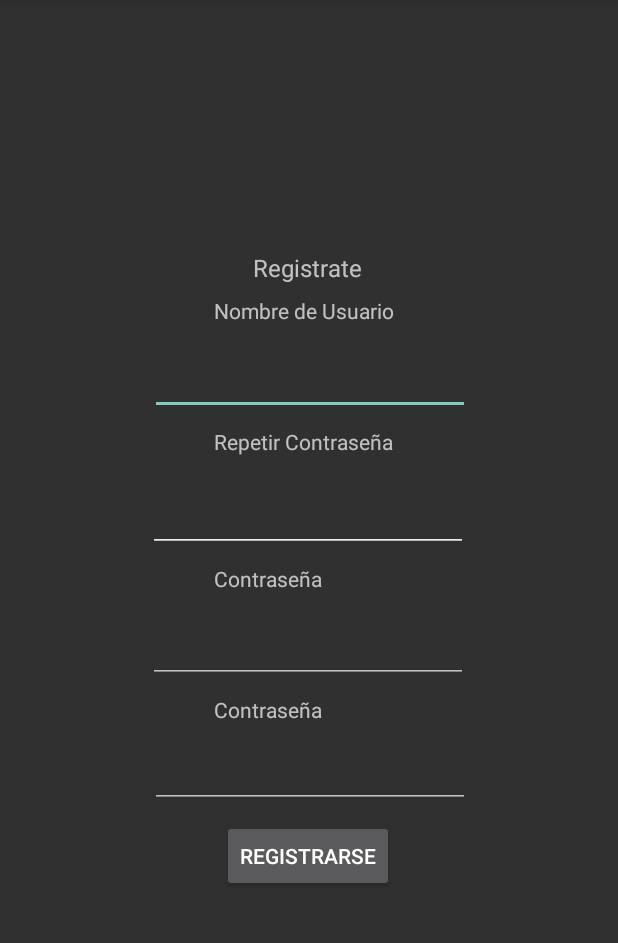
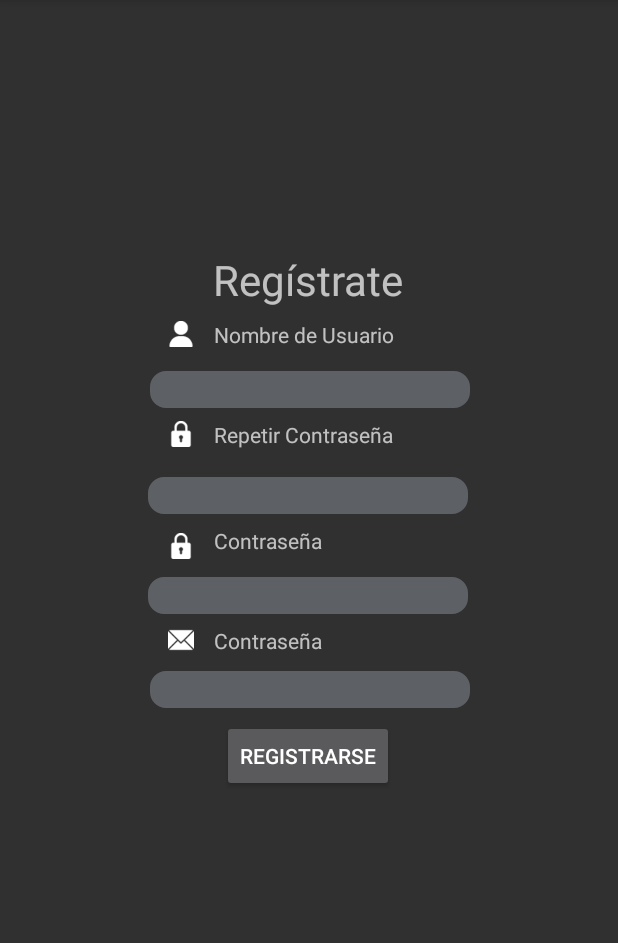
Before and after one commit to Salasian/MovilesCinema, an Android app: the RegistrarseActivity screen opened directly, with no data from a screen before it, on a phone screen of 412 x 824 dp, the part 84-1027 px from its top. Run offline under Robolectric (Android 15) with nearby library versions, the phone set to English and light mode, and no system bars; Roboto replaces fonts that are not available here.

Commit message:
Estilos edit text, fixed some icons

```diff
--- a/cinema/app/src/main/java/salas/ian/cinema/ui/InicioSesionActivity.kt
+++ b/cinema/app/src/main/java/salas/ian/cinema/ui/InicioSesionActivity.kt
@@ -19,6 +19,7 @@
     override fun onCreate(savedInstanceState: Bundle?) {
         super.onCreate(savedInstanceState)
         setContentView(R.layout.activity_inicio_sesion)
+        installSplashScreen()
 
         val btn_ingresar = findViewById<Button>(R.id.btn_ingresar)
         val btn_registrarse = findViewById<Button>(R.id.btn_registrarse)
--- /dev/null
+++ b/cinema/app/src/main/res/drawable/roundedittext.xml
@@ -0,0 +1,18 @@
+<?xml version="1.0" encoding="utf-8"?>
+<selector xmlns:android="http://schemas.android.com/apk/res/android">
+    <item android:state_enabled="true" android:state_focused="true">
+        <shape android:shape="rectangle">
+            <solid android:color="@color/editTextGray"/>
+            <corners android:radius="10dp"/>
+            <stroke android:color="@color/editTextGray" android:width="1dp"/>
+        </shape>
+    </item>
+
+    <item android:state_enabled="true">
+        <shape android:shape="rectangle">
+            <solid android:color="@color/editTextGray"/>
+            <corners android:radius="10dp"/>
+            <stroke android:color="@color/editTextGray" android:width="1dp"/>
+        </shape>
+    </item>
+</selector>
--- a/cinema/app/src/main/res/layout/activity_inicio_sesion.xml
+++ b/cinema/app/src/main/res/layout/activity_inicio_sesion.xml
@@ -20,16 +20,20 @@
         android:layout_width="wrap_content"
         android:layout_height="wrap_content"
         android:text="Inicia Sesión"
+        android:textSize="28sp"
         app:layout_constraintBottom_toTopOf="@+id/imageView6"
         app:layout_constraintEnd_toEndOf="parent"
+        app:layout_constraintHorizontal_bias="0.498"
         app:layout_constraintStart_toStartOf="parent"
-        app:layout_constraintTop_toBottomOf="@+id/imageView5" />
+        app:layout_constraintTop_toBottomOf="@+id/imageView5"
+        app:layout_constraintVertical_bias="0.0" />
 
     <ImageView
         android:id="@+id/imageView6"
-        android:layout_width="wrap_content"
-        android:layout_height="wrap_content"
-        android:layout_marginTop="20dp"
+        android:layout_width="70dp"
+        android:layout_height="70dp"
+        android:layout_marginTop="48dp"
+
         android:src="@drawable/usuario_36x36"
         app:layout_constraintEnd_toEndOf="parent"
         app:layout_constraintHorizontal_bias="0.498"
@@ -64,6 +68,7 @@
         android:layout_width="123dp"
         android:layout_height="24dp"
         android:layout_marginStart="148dp"
+        android:layout_marginTop="12dp"
         android:text="Nombre de usuario"
         app:layout_constraintStart_toStartOf="parent"
         app:layout_constraintTop_toBottomOf="@+id/imageView6" />
@@ -82,6 +87,7 @@
         android:id="@+id/editTextTextPersonName"
         android:layout_width="wrap_content"
         android:layout_height="wrap_content"
+        android:background="@drawable/roundedittext"
         android:ems="10"
         android:inputType="textPersonName"
         app:layout_constraintEnd_toEndOf="parent"
@@ -93,6 +99,7 @@
         android:layout_width="wrap_content"
         android:layout_height="wrap_content"
         android:layout_marginTop="4dp"
+        android:background="@drawable/roundedittext"
         android:ems="10"
         android:inputType="textPersonName"
         app:layout_constraintEnd_toEndOf="parent"
@@ -128,6 +135,7 @@
         android:layout_height="wrap_content"
         android:layout_marginBottom="10dp"
         android:text="Registrarse"
+
         app:layout_constraintBottom_toBottomOf="parent"
         app:layout_constraintEnd_toEndOf="parent"
         app:layout_constraintHorizontal_bias="0.498"
--- a/cinema/app/src/main/res/layout/activity_registrarse.xml
+++ b/cinema/app/src/main/res/layout/activity_registrarse.xml
@@ -11,8 +11,8 @@
         android:layout_width="wrap_content"
         android:layout_height="wrap_content"
         android:layout_marginTop="20dp"
-        android:text="Registrate"
-        android:textSize="16sp"
+        android:text="Regístrate"
+        android:textSize="28sp"
         app:layout_constraintEnd_toEndOf="parent"
         app:layout_constraintHorizontal_bias="0.498"
         app:layout_constraintStart_toStartOf="parent"
@@ -28,35 +28,43 @@
 
     <ImageView
         android:id="@+id/imageView10"
-        android:layout_width="28dp"
-        android:layout_height="25dp"
-        tools:layout_editor_absoluteX="101dp"
-        tools:layout_editor_absoluteY="226dp"
-        tools:srcCompat="@tools:sample/avatars" />
+        android:layout_width="20dp"
+        android:layout_height="17dp"
+        android:layout_marginEnd="12dp"
+        android:layout_marginBottom="16dp"
+        android:src="@drawable/usuario_36x36"
+        app:layout_constraintBottom_toTopOf="@+id/editTextTextPersonName3"
+        app:layout_constraintEnd_toStartOf="@+id/textView9" />
 
     <ImageView
         android:id="@+id/imageView11"
-        android:layout_width="28dp"
-        android:layout_height="25dp"
-        tools:layout_editor_absoluteX="101dp"
-        tools:layout_editor_absoluteY="330dp"
-        tools:srcCompat="@tools:sample/avatars" />
+        android:layout_width="20dp"
+        android:layout_height="17dp"
+        android:layout_marginEnd="12dp"
+        android:layout_marginBottom="20dp"
+        android:src="@drawable/password_36x36"
+        app:layout_constraintBottom_toTopOf="@+id/editTextTextPersonName4"
+        app:layout_constraintEnd_toStartOf="@+id/textView10" />
 
     <ImageView
         android:id="@+id/imageView12"
-        android:layout_width="28dp"
-        android:layout_height="25dp"
-        tools:layout_editor_absoluteX="101dp"
-        tools:layout_editor_absoluteY="429dp"
-        tools:srcCompat="@tools:sample/avatars" />
+        android:layout_width="20dp"
+        android:layout_height="17dp"
+        android:layout_marginEnd="12dp"
+        android:layout_marginBottom="12dp"
+        android:src="@drawable/password_36x36"
+        app:layout_constraintBottom_toTopOf="@+id/editTextTextPersonName6"
+        app:layout_constraintEnd_toStartOf="@+id/textView11" />
 
     <ImageView
         android:id="@+id/imageView13"
-        android:layout_width="28dp"
-        android:layout_height="25dp"
-        tools:layout_editor_absoluteX="101dp"
-        tools:layout_editor_absoluteY="531dp"
-        tools:srcCompat="@tools:sample/avatars" />
+        android:layout_width="20dp"
+        android:layout_height="17dp"
+        android:layout_marginEnd="12dp"
+        android:layout_marginBottom="12dp"
+        android:src="@drawable/correo_36x36"
+        app:layout_constraintBottom_toTopOf="@+id/editTextTextPersonName7"
+        app:layout_constraintEnd_toStartOf="@+id/textView12" />
 
     <TextView
         android:id="@+id/textView9"
@@ -103,6 +111,7 @@
         android:layout_width="wrap_content"
         android:layout_height="wrap_content"
         android:layout_marginTop="8dp"
+        android:background="@drawable/roundedittext"
         android:ems="10"
         android:inputType="textPersonName"
         app:layout_constraintEnd_toEndOf="parent"
@@ -116,18 +125,7 @@
         android:layout_height="wrap_content"
         android:layout_marginTop="12dp"
         android:ems="10"
-        android:inputType="textPersonName"
-        app:layout_constraintEnd_toEndOf="parent"
-        app:layout_constraintHorizontal_bias="0.497"
-        app:layout_constraintStart_toStartOf="parent"
-        app:layout_constraintTop_toBottomOf="@+id/textView10" />
-
-    <EditText
-        android:id="@+id/editTextTextPersonName5"
-        android:layout_width="wrap_content"
-        android:layout_height="wrap_content"
-        android:layout_marginTop="12dp"
-        android:ems="10"
+        android:background="@drawable/roundedittext"
         android:inputType="textPersonName"
         app:layout_constraintEnd_toEndOf="parent"
         app:layout_constraintHorizontal_bias="0.497"
@@ -138,6 +136,7 @@
         android:id="@+id/editTextTextPersonName6"
         android:layout_width="wrap_content"
         android:layout_height="wrap_content"
+        android:background="@drawable/roundedittext"
         android:layout_marginTop="8dp"
         android:ems="10"
         android:inputType="textPersonName"
@@ -151,6 +150,7 @@
         android:layout_width="wrap_content"
         android:layout_height="wrap_content"
         android:layout_marginTop="4dp"
+        android:background="@drawable/roundedittext"
         android:ems="10"
         android:inputType="textPersonName"
         app:layout_constraintEnd_toEndOf="parent"
--- a/cinema/app/src/main/res/values/colors.xml
+++ b/cinema/app/src/main/res/values/colors.xml
@@ -10,4 +10,5 @@
     <color name="white">#FFFFFFFF</color>
     <color name="Banner">#1E1E1E </color>
     <color name="Fondo">#333333</color>
+    <color name="editTextGray">#5D6064</color>
 </resources>
```
Also changed, not shown: cinema/app/src/main/res/drawable/correo_36x36.png (added).
